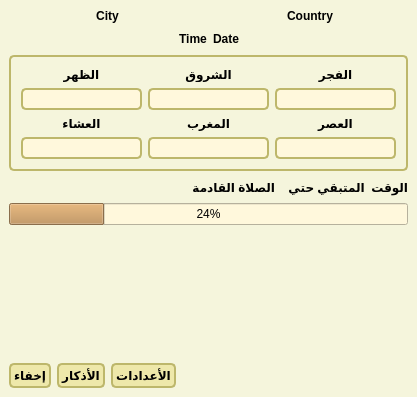
a-atalla/azan, file MainWindow.ui: the form before one commit.
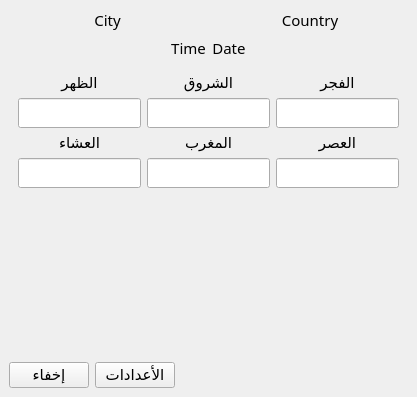
The form after the commit.

Patch:
```diff
--- a/MainWindow.ui
+++ b/MainWindow.ui
@@ -20,120 +20,7 @@
    <string>Azan</string>
   </property>
   <property name="styleSheet">
-   <string notr="true">.QWidget ,QDialog,QGroupBox {
-   background-color: beige;
-   font-family: KacstQurn ;
-}
-
-/* Nice Windows-XP-style password character. */
-QLineEdit[echoMode=&quot;2&quot;] {
-    lineedit-password-character: 9679;
-}
-
-/* We provide a min-width and min-height for push buttons
-   so that they look elegant regardless of the width of the text. */
-QPushButton {
-    background-color: palegoldenrod;
-    border-width: 2px;
-    border-color: darkkhaki;
-    border-style: solid;
-    border-radius: 5;
-    padding: 3px;
-    min-width: 9ex;
-    min-height: 2.5ex;
-}
-
-QPushButton:hover {
-   background-color: khaki;
-}
-
-/* Increase the padding, so the text is shifted when the button is
-   pressed. */
-QPushButton:pressed {
-    padding-left: 5px;
-    padding-top: 5px;
-    background-color: #d0d67c;
-}
-
-QLabel, QAbstractButton {
-    font: bold;
-}
-
-/* Mark mandatory fields with a brownish color. */
-.mandatory {
-    color: brown;
-}
-
-/* Bold text on status bar looks awful. */
-QStatusBar QLabel {
-   font: normal;
-}
-
-QStatusBar::item {
-    border-width: 1;
-    border-color: darkkhaki;
-    border-style: solid;
-    border-radius: 2;
-}
-
-QComboBox, QLineEdit, QSpinBox, QTextEdit, QListView,QProgressBar {
-    background-color: cornsilk;
-    selection-color: #0a214c; 
-    selection-background-color: #C19A6B;
-}
-
-QListView {
-    show-decoration-selected: 1;
-}
-
-QListView::item:hover {
-    background-color: wheat;
-}
-
-/* We reserve 1 pixel space in padding. When we get the focus,
-   we kill the padding and enlarge the border. This makes the items
-   glow. */
-QLineEdit, QFrame {
-    border-width: 2px;
-    padding: 1px;
-    border-style: solid;
-    border-color: darkkhaki;
-    border-radius: 5px;
-}
-
-/* As mentioned above, eliminate the padding and increase the border. */
-QLineEdit:focus, QFrame:focus {
-    border-width: 3px;
-    padding: 0px;
-}
-
-/* A QLabel is a QFrame ... */
-QLabel {
-    border: none;
-    padding: 0;
-    background: none;
-}
-
-/* A QToolTip is a QLabel ... */
-QToolTip {
-    border: 2px solid darkkhaki;
-    padding: 5px;
-    border-radius: 3px;
-    opacity: 200;
-}
-
-/* Nice to have the background color change when hovered. */
-QRadioButton:hover, QCheckBox:hover {
-    background-color: wheat;
-}
-
-/* Force the dialog's buttons to follow the Windows guidelines. */
-QDialogButtonBox {
-    button-layout: 0;
-}
-
- 
-</string>
+   <string notr="true"/>
   </property>
   <widget class="QWidget" name="centralwidget">
    <layout class="QVBoxLayout" name="verticalLayout">
@@ -349,53 +236,6 @@
       </layout>
      </widget>
     </item>
-    <item>
-     <layout class="QHBoxLayout" name="horizontalLayout_3">
-      <item>
-       <spacer name="horizontalSpacer">
-        <property name="orientation">
-         <enum>Qt::Horizontal</enum>
-        </property>
-        <property name="sizeHint" stdset="0">
-         <size>
-          <width>40</width>
-          <height>20</height>
-         </size>
-        </property>
-       </spacer>
-      </item>
-      <item>
-       <widget class="QLabel" name="label_8">
-        <property name="layoutDirection">
-         <enum>Qt::RightToLeft</enum>
-        </property>
-        <property name="text">
-         <string>الصلاة القادمة</string>
-        </property>
-       </widget>
-      </item>
-      <item>
-       <widget class="QLabel" name="label_7">
-        <property name="layoutDirection">
-         <enum>Qt::RightToLeft</enum>
-        </property>
-        <property name="text">
-         <string>الوقت  المتبقي حتي  </string>
-        </property>
-       </widget>
-      </item>
-     </layout>
-    </item>
-    <item>
-     <widget class="QProgressBar" name="progressBar">
-      <property name="value">
-       <number>24</number>
-      </property>
-      <property name="alignment">
-       <set>Qt::AlignCenter</set>
-      </property>
-     </widget>
-    </item>
     <item>
      <spacer name="verticalSpacer">
       <property name="orientation">
@@ -418,13 +258,6 @@
         </property>
        </widget>
       </item>
-      <item>
-       <widget class="QPushButton" name="btnAzkar">
-        <property name="text">
-         <string>الأذكار</string>
-        </property>
-       </widget>
-      </item>
       <item>
        <widget class="QPushButton" name="btnSettings">
         <property name="text">
```
Left out of the diff: 15 changed lines with no effect on the pictures.
